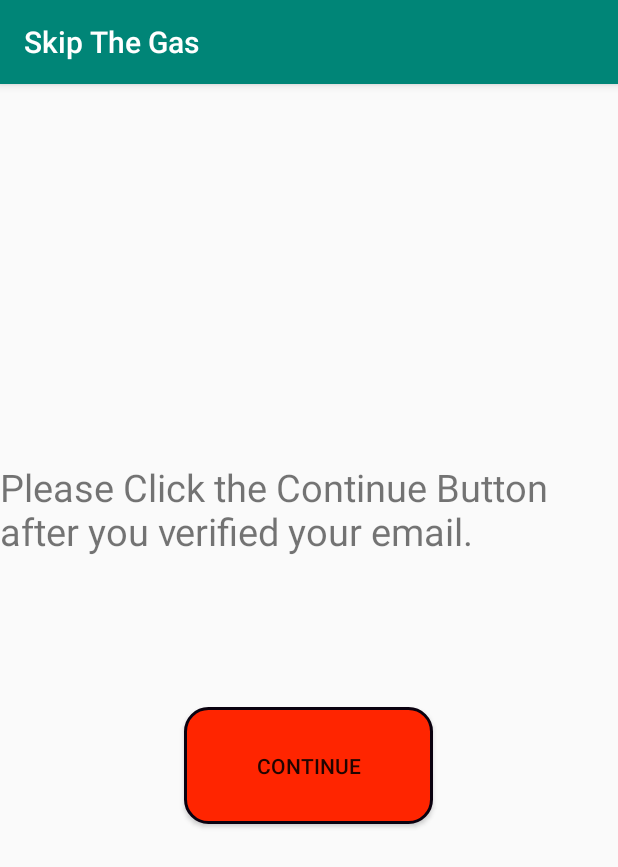
After one commit to CMPUT301W20T13/SkipTheGas, an Android app: the VerifyActivity screen opened directly, with no data from a screen before it, on a phone screen of 412 x 824 dp. The commit adds this screen. Shown: the top 867 px of the screen. Run offline under Robolectric (Android 15) with nearby library versions, the phone set to English and light mode, and no system bars.

Commit message:
Added Verify Page and fixed register button

```diff
--- a/SkipTheGas/app/src/main/AndroidManifest.xml
+++ b/SkipTheGas/app/src/main/AndroidManifest.xml
@@ -16,7 +16,8 @@
         android:roundIcon="@mipmap/ic_launcher_round"
         android:supportsRtl="true"
         android:theme="@style/AppTheme">
-        <activity android:name=".SelectionActivity"></activity>
+        <activity android:name=".VerifyActivity"></activity>
+        <activity android:name=".SelectionActivity" />
         <!--
              The API key for Google Maps-based APIs is defined as a string resource.
              (See the file "res/values/google_maps_api.xml").
@@ -45,7 +46,7 @@
         <activity android:name=".RiderProfileActivity" />
         <activity android:name=".DriverProfileActivity" />
         <activity android:name=".RideConfirmedActivity" />
-        <activity android:name=".RiderActivity"/>
+        <activity android:name=".RiderActivity" />
         <activity android:name=".RequestRideActivity" />
         <activity android:name=".YourRideRequestActivity" />
         <activity android:name=".TripFeedBackActivity" />
--- a/SkipTheGas/app/src/main/java/com/example/skipthegas/SignUpActivity.java
+++ b/SkipTheGas/app/src/main/java/com/example/skipthegas/SignUpActivity.java
@@ -151,6 +151,10 @@ public class SignUpActivity extends AppCompatActivity {
                             // Direct user to Rider's screen
 //                            startActivity(new Intent(getApplicationContext(), RidersActivity.class));
                             progressBar.setVisibility(View.GONE);
+
+                            // start new activity after click on the button and sign up successfully.
+                            Intent verifyPageIntent = new Intent(getApplicationContext(), VerifyActivity.class);
+                            startActivity(verifyPageIntent);
                         } else { // Fail to create user
                             Toast.makeText(SignUpActivity.this, "Unable to create user.", Toast.LENGTH_SHORT).show();
                             progressBar.setVisibility(View.GONE);
--- /dev/null
+++ b/SkipTheGas/app/src/main/java/com/example/skipthegas/VerifyActivity.java
@@ -0,0 +1,27 @@
+package com.example.skipthegas;
+
+import androidx.appcompat.app.AppCompatActivity;
+
+import android.content.Intent;
+import android.os.Bundle;
+import android.view.View;
+import android.widget.Button;
+
+public class VerifyActivity extends AppCompatActivity {
+    Button continueButton;
+
+    @Override
+    protected void onCreate(Bundle savedInstanceState) {
+        super.onCreate(savedInstanceState);
+        setContentView(R.layout.activity_verify);
+
+        continueButton = findViewById(R.id.verify_continue_button);
+        continueButton.setOnClickListener(new View.OnClickListener() {
+            @Override
+            public void onClick(View v) {
+                Intent selectionPageIntent = new Intent(getApplicationContext(), SelectionActivity.class);
+                startActivity(selectionPageIntent);
+            }
+        });
+    }
+}
--- a/SkipTheGas/app/src/main/res/layout/activity_selection.xml
+++ b/SkipTheGas/app/src/main/res/layout/activity_selection.xml
@@ -14,7 +14,7 @@
         android:layout_alignParentStart="true"
         android:layout_alignParentTop="true"
         android:layout_centerHorizontal="true"
-        android:layout_marginStart="138dp"
+        android:layout_marginStart="135dp"
         android:layout_marginTop="208dp"
         android:background="@drawable/roundedbutton"
         android:text="Rider"
--- /dev/null
+++ b/SkipTheGas/app/src/main/res/layout/activity_verify.xml
@@ -0,0 +1,35 @@
+<?xml version="1.0" encoding="utf-8"?>
+<RelativeLayout
+    xmlns:android="http://schemas.android.com/apk/res/android"
+    xmlns:app="http://schemas.android.com/apk/res-auto"
+    xmlns:tools="http://schemas.android.com/tools"
+    android:layout_width="match_parent"
+    android:layout_height="match_parent"
+    tools:context=".VerifyActivity">
+
+
+    <TextView
+        android:id="@+id/verify_textview"
+        android:layout_width="wrap_content"
+        android:layout_height="wrap_content"
+        android:layout_alignParentStart="true"
+        android:layout_alignParentTop="true"
+        android:layout_centerVertical="true"
+        android:layout_marginTop="251dp"
+        android:text="Please Click the Continue Button after you verified your email."
+        android:textSize="25sp"
+        tools:ignore="HardcodedText" />
+
+    <Button
+        android:id="@+id/verify_continue_button"
+        android:layout_width="166dp"
+        android:layout_height="78dp"
+        android:layout_below="@+id/verify_textview"
+        android:layout_centerHorizontal="true"
+        android:layout_marginTop="100dp"
+        android:background="@drawable/roundedbutton"
+        android:text="CONTINUE"
+        tools:ignore="ButtonStyle,HardcodedText" />
+
+
+</RelativeLayout>
```
Also changed, not shown: 1 other file.
